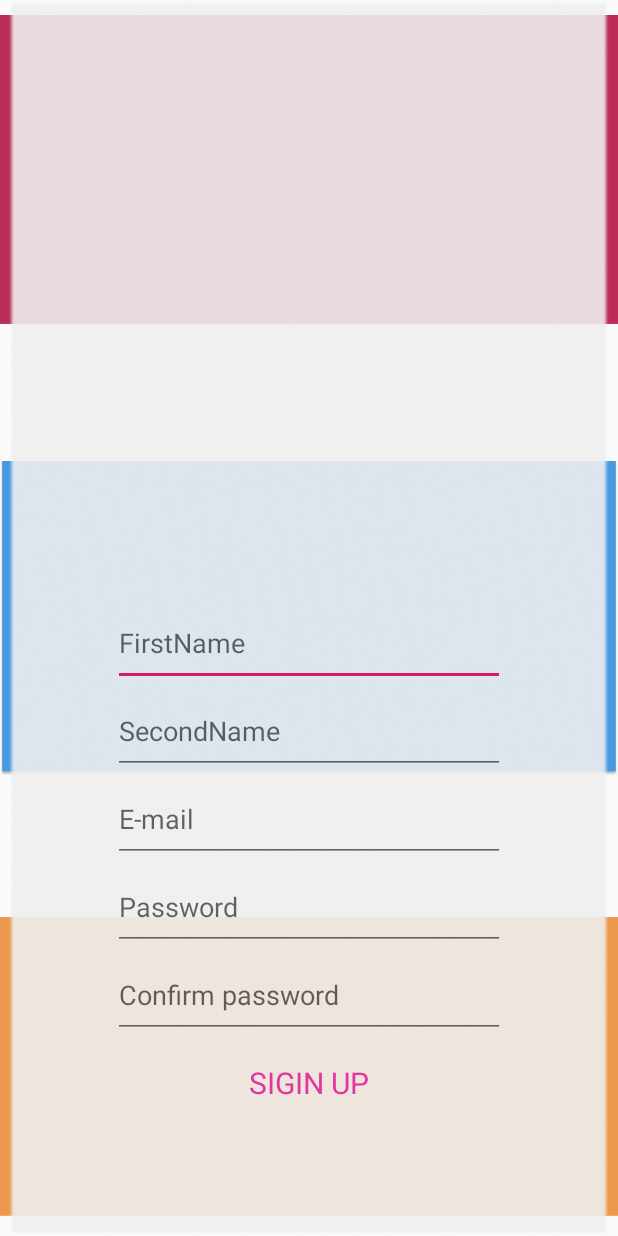
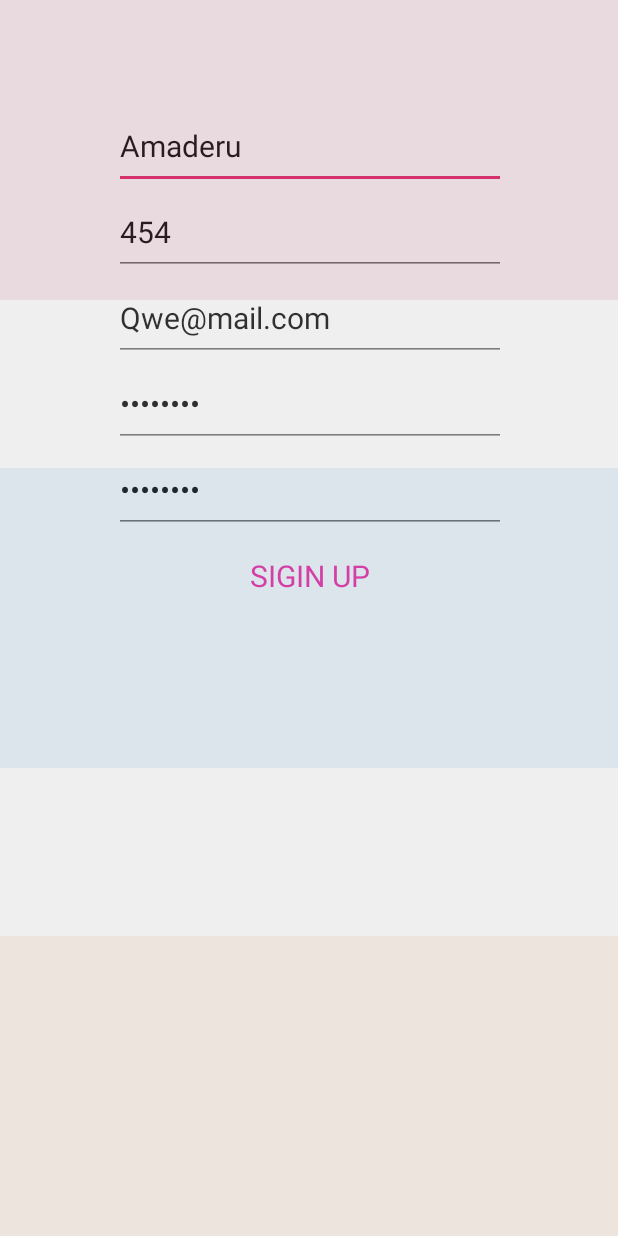
Before and after one commit to Amaderu/FirstProject, an Android app: the screen it shows after launch (MainActivity2), on a phone screen of 412 x 824 dp. Run offline under Robolectric (Android 15) with nearby library versions, the light colour scheme and no system bars.

Commit message:
Переделанно окно авторизации Добавлена валидация полей
Signed-off-by: Mikhail <Bereberdin>

```diff
--- a/app/src/main/java/com/example/firstproject/MainActivity2.java
+++ b/app/src/main/java/com/example/firstproject/MainActivity2.java
@@ -5,6 +5,7 @@ import androidx.appcompat.app.AppCompatActivity;
 import android.content.Intent;
 import android.graphics.Color;
 import android.os.Bundle;
+import android.util.Patterns;
 import android.view.Gravity;
 import android.view.View;
 import android.widget.EditText;
@@ -14,13 +15,109 @@ import java.util.regex.Pattern;
 
 public class MainActivity2 extends AppCompatActivity {
 
+    private EditText textInputEmail;
+    private EditText textInputUsername;
+    private EditText textInputPassword;
+    private EditText textInputConPassword;
+
+    private static final Pattern PASSWORD_PATTERN =
+            Pattern.compile("^" +
+                    //"(?=.*[0-9])" +         //at least 1 digit
+                    //"(?=.*[a-z])" +         //at least 1 lower case letter
+                    //"(?=.*[A-Z])" +         //at least 1 upper case letter
+                    "(?=.*[a-zA-Z])" +      //any letter
+                    "(?=.*[@#$%^&+=])" +    //at least 1 special character
+                    "(?=\\S+$)" +           //no white spaces
+                    ".{4,}" +               //at least 4 characters
+                    "$");
+
     @Override
     protected void onCreate(Bundle savedInstanceState) {
         super.onCreate(savedInstanceState);
         setContentView(R.layout.activity_main2);
+        textInputEmail = findViewById(R.id.fieldMail);
+        textInputUsername = findViewById(R.id.fieldFName);
+        textInputPassword = findViewById(R.id.fieldPass);
+        textInputConPassword =findViewById(R.id.fieldConPass);
+        auto();
+
+    }
+    private void auto(){
+        final EditText FName = findViewById(R.id.fieldFName);
+        final EditText SName = findViewById(R.id.fieldSName);
+        final EditText Mail = findViewById(R.id.fieldMail);
+        final EditText Pass = findViewById(R.id.fieldPass);
+        final EditText ConPass = findViewById(R.id.fieldConPass);
+
+        FName.setText("Amaderu");
+        SName.setText("454");
+        Mail.setText("Qwe@mail.com");
+        Pass.setText("QQq#1234");
+        ConPass.setText("QQq#1234");
     }
 
-    public void  onClick(View v){
+    private boolean validateEmail() {
+        String emailInput = textInputEmail.getText().toString().trim();
+        if (emailInput.isEmpty()) {
+            textInputEmail.setError("Field can't be empty");
+            return false;
+        } else if (!Patterns.EMAIL_ADDRESS.matcher(emailInput).matches()) {
+            textInputEmail.setError("Please enter a valid email address");
+            return false;
+        } else {
+            textInputEmail.setError(null);
+            return true;
+        }
+    }
+    private boolean validateUsername() {
+        String usernameInput = textInputUsername.getText().toString().trim();
+        if (usernameInput.isEmpty()) {
+            textInputUsername.setError("Field can't be empty");
+            return false;
+        } else if (usernameInput.length() > 18) {
+            textInputUsername.setError("Username too long");
+            return false;
+        } else {
+            textInputUsername.setError(null);
+            return true;
+        }
+    }
+    private boolean validatePassword() {
+        String passwordInput = textInputPassword.getText().toString().trim();
+        if (passwordInput.isEmpty()) {
+            textInputPassword.setError("Field can't be empty");
+            return false;
+        }else if (passwordInput.length() < 8) {
+            textInputPassword.setError("Password is short");
+            return false;
+        }else if (!PASSWORD_PATTERN.matcher(passwordInput).matches()) {
+            textInputPassword.setError("Password too weak");
+            return false;
+        } else {
+            textInputPassword.setError(null);
+            return true;
+        }
+    }
+    private boolean validateConPassword(){
+        String passwordInput = textInputPassword.getText().toString().trim();
+        String ConPasswordInput = textInputConPassword.getText().toString().trim();
+        if(!passwordInput.equals(ConPasswordInput)){
+            textInputConPassword.setError("Password is not match");
+            return false;
+        }
+        else{
+            textInputConPassword.setError(null);
+            return true;
+        }
+    }
+
+    public void confirmI(View v) {
+        if (!validateEmail() | !validateUsername() | !validatePassword()) {
+            return;
+        }
+    }
+
+    public void  confirmInput(View v){
         final EditText FName = findViewById(R.id.fieldFName);
         final EditText SName = findViewById(R.id.fieldSName);
         final EditText Mail = findViewById(R.id.fieldMail);
@@ -32,21 +129,41 @@ public class MainActivity2 extends AppCompatActivity {
         intent.putExtra("SecondName",SName.getText().toString());
         intent.putExtra("Mail",Mail.getText().toString());
         String mail =Mail.getText().toString();
-        Pattern pattern1 = Pattern.compile("([A-Za-z]+)(\\d*)(@mail\\.ru)");
-        Pattern pattern2 = Pattern.compile("([\\D]*)(@mail\\.ru)");
-        boolean bmail = mail.matches(pattern1.toString());
-        if(!bmail){
+        //Pattern pattern1 = Pattern.compile("([A-Za-z]+)(\\d*)(@mail\\.ru)");
+        //Pattern pattern2 = Pattern.compile("([\\D]*)(@mail\\.ru)");
+        //Patterns.EMAIL_ADDRESS.matcher(mail).matches();
+        //boolean bmail = mail.matches(pattern1.toString());
+
+
+        /*if(!Patterns.EMAIL_ADDRESS.matcher(mail).matches()){
             Toast toast = Toast.makeText(getApplicationContext(), "НЕ правильно",
                     Toast.LENGTH_SHORT);
             toast.setGravity(Gravity.CENTER, 0, 0);
             toast.show();
-            Mail.setTextColor(Color.RED);
+            if(Mail.getText().length()==0)
+                Mail.setHintTextColor(Color.RED);
+            else Mail.setTextColor(Color.RED);
             return;
         }
+        Mail.setHintTextColor(Color.BLACK);
         Mail.setTextColor(Color.BLACK);
         String passsword=Pass.getText().toString();
         String conPass=ConPass.getText().toString();
         if(passsword.equals(conPass) && !passsword.isEmpty() && !conPass.isEmpty())
-            startActivity(intent);
+            startActivity(intent);*/
+
+        if (!validateEmail() | !validateUsername() | !validatePassword() | !validateConPassword()) {
+            return;
+        }
+        startActivity(intent);
+        finish();
+
+    }
+
+
+    public void Checking(EditText EdT){
+        if(EdT.getText().length()==0)
+            EdT.setHintTextColor(Color.RED);
+        else EdT.setTextColor(Color.BLACK);
     }
 }
--- a/app/src/main/res/layout/activity_main2.xml
+++ b/app/src/main/res/layout/activity_main2.xml
@@ -5,104 +5,114 @@
     android:layout_width="match_parent"
     android:layout_height="match_parent"
     tools:context=".MainActivity2">
+
     <ImageView
         android:id="@+id/rectangle1"
         android:layout_width="match_parent"
-        android:layout_height="226dp"
-        android:src="@drawable/rectangle_1"
+        android:layout_height="200dp"
+        android:background="#BB2C57"
         app:layout_constraintTop_toTopOf="parent" />
 
     <ImageView
+        android:id="@+id/rectangle2"
         android:layout_width="match_parent"
-        android:layout_height="226dp"
-        android:src="@drawable/rectangle_2"
-        app:layout_constraintTop_toBottomOf="@+id/rectangle1"
-        app:layout_constraintBottom_toTopOf="@+id/rectangle3"/>
+        android:layout_height="200dp"
+        android:background="#4899E3"
+        app:layout_constraintBottom_toTopOf="@+id/rectangle3"
+        app:layout_constraintEnd_toEndOf="parent"
+        app:layout_constraintStart_toStartOf="parent"
+        app:layout_constraintTop_toBottomOf="@+id/rectangle1" />
 
     <ImageView
         android:id="@+id/rectangle3"
         android:layout_width="match_parent"
-        android:layout_height="226dp"
-        android:src="@drawable/rectangle_3"
-        app:layout_constraintBottom_toBottomOf="parent"
-        />
+        android:layout_height="200dp"
+        android:background="#EB994D"
+        app:layout_constraintBottom_toBottomOf="parent" />
 
 
-    <ImageView
-        android:id="@+id/screen_bg"
-        android:layout_width="wrap_content"
-        android:layout_height="wrap_content"
+    <androidx.constraintlayout.widget.ConstraintLayout
+        android:id="@+id/windowAuth"
+        android:layout_width="716px"
+        android:layout_height="1482px"
         android:layout_margin="12dp"
-        android:src="@drawable/screen_bg"
+        android:alpha="0.9"
+        android:background="#EEEEEE"
         app:layout_constraintBottom_toBottomOf="parent"
         app:layout_constraintEnd_toEndOf="parent"
         app:layout_constraintStart_toStartOf="parent"
-        app:layout_constraintTop_toTopOf="parent"
-        android:alpha="0.9"/>
+        app:layout_constraintTop_toTopOf="parent">
 
         <EditText
             android:id="@+id/fieldFName"
+            style="@style/TextStyle"
             android:layout_width="261dp"
             android:layout_height="57dp"
+            android:layout_marginTop="150dp"
             android:hint="FirstName"
-        android:orientation="horizontal"
             android:paddingVertical="12dp"
-        app:layout_constraintEnd_toEndOf="@+id/screen_bg"
-        app:layout_constraintStart_toStartOf="@+id/screen_bg"
-        app:layout_constraintTop_toTopOf="@+id/screen_bg"
-        android:layout_marginTop="600px"/>
+            app:layout_constraintEnd_toEndOf="parent"
+            app:layout_constraintStart_toStartOf="parent"
+            app:layout_constraintTop_toTopOf="parent" />
+
         <EditText
             android:id="@+id/fieldSName"
+            style="@style/TextStyle"
             android:layout_width="261dp"
             android:layout_height="57dp"
             android:hint="SecondName"
             app:layout_constraintStart_toStartOf="@id/fieldFName"
             app:layout_constraintTop_toBottomOf="@id/fieldFName"
-        android:layout_marginTop="1dp"
-        />
+            tools:layout_marginTop="1dp" />
+
         <EditText
             android:id="@+id/fieldMail"
+            style="@style/TextStyle"
             android:layout_width="261dp"
             android:layout_height="57dp"
             android:hint="E-mail"
-        app:layout_constraintStart_toStartOf="@id/fieldSName"
+
+            app:layout_constraintStart_toStartOf="@id/fieldFName"
             app:layout_constraintTop_toBottomOf="@id/fieldSName"
-        android:layout_marginTop="1dp"
-        />
+            tools:layout_marginTop="1dp" />
+
         <EditText
             android:id="@+id/fieldPass"
+            style="@style/TextStyle"
             android:layout_width="261dp"
             android:layout_height="57dp"
+            android:ems="10"
             android:hint="Password"
-        app:layout_constraintStart_toStartOf="@id/fieldMail"
+            android:inputType="textPassword"
+
+            app:layout_constraintStart_toStartOf="@id/fieldFName"
             app:layout_constraintTop_toBottomOf="@id/fieldMail"
-        android:layout_marginTop="1dp"
-        android:inputType="textPassword"
-        android:ems="10"
-        />
+            tools:layout_marginTop="1dp" />
+
         <EditText
             android:id="@+id/fieldConPass"
+            style="@style/TextStyle"
             android:layout_width="261dp"
             android:layout_height="57dp"
             android:hint="Confirm password"
-        app:layout_constraintStart_toStartOf="@id/fieldPass"
+            android:inputType="textPassword"
+
+
+            app:layout_constraintStart_toStartOf="@id/fieldFName"
             app:layout_constraintTop_toBottomOf="@id/fieldPass"
-        android:layout_marginTop="1dp"
-        android:inputType="textPassword"
-        />
+            tools:layout_marginTop="1dp" />
+
         <Button
             android:id="@+id/sign_up"
+            style="@style/ButtonStyle"
             android:layout_width="261dp"
             android:layout_height="57dp"
+            android:onClick="confirmInput"
             android:text="Sigin UP"
+            app:layout_constraintStart_toStartOf="@id/fieldFName"
             app:layout_constraintTop_toBottomOf="@id/fieldConPass"
-        android:layout_marginTop="1dp"
-        app:layout_constraintStart_toStartOf="@id/screen_bg"
-        app:layout_constraintEnd_toEndOf="@id/screen_bg"
-        style="@style/ButtonStyle"
-        android:onClick="onClick"
-        />
-
+            tools:layout_marginTop="40dp" />
+    </androidx.constraintlayout.widget.ConstraintLayout>
 
 
 </androidx.constraintlayout.widget.ConstraintLayout>
--- a/app/src/main/res/values/colors.xml
+++ b/app/src/main/res/values/colors.xml
@@ -6,4 +6,5 @@
     <color name="colorPink">#E3359E</color>
     <color name="ColorIconGreen">#32CD32</color>
     <color name="colorBackground">#EEEEEE</color>
+    <color name="colorBlack">#000000</color>
 </resources>
--- a/app/src/main/res/values/styles.xml
+++ b/app/src/main/res/values/styles.xml
@@ -22,4 +22,15 @@
         <item name="android:background">@android:color/transparent</item>
     </style>
 
+    <style name="TextStyle" parent="@style/Widget.AppCompat.EditText">
+        <item name="android:textSize">20sp</item>
+        <item name="android:font">@font/titillium_web</item>
+        <item name="android:textFontWeight">400</item>
+        <item name="android:textColor">@color/colorBlack</item>
+        <item name="android:textStyle">normal</item>
+        <item name="android:textColorHint">@color/colorPrimary</item>
+        <item name="android:alpha">0.89</item>
+        <item name="android:colorAccent">@color/colorBlack</item>
+    </style>
+
 </resources>
```
Lines whose indentation alone changed are shown as unchanged.
